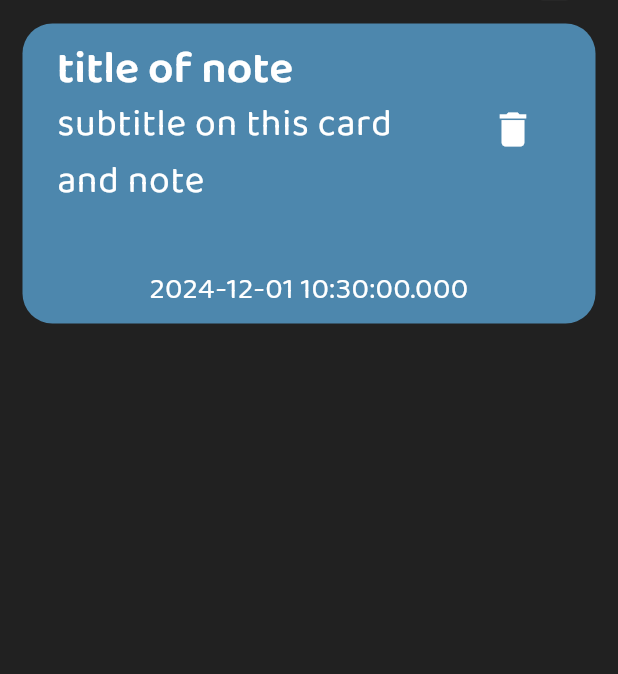
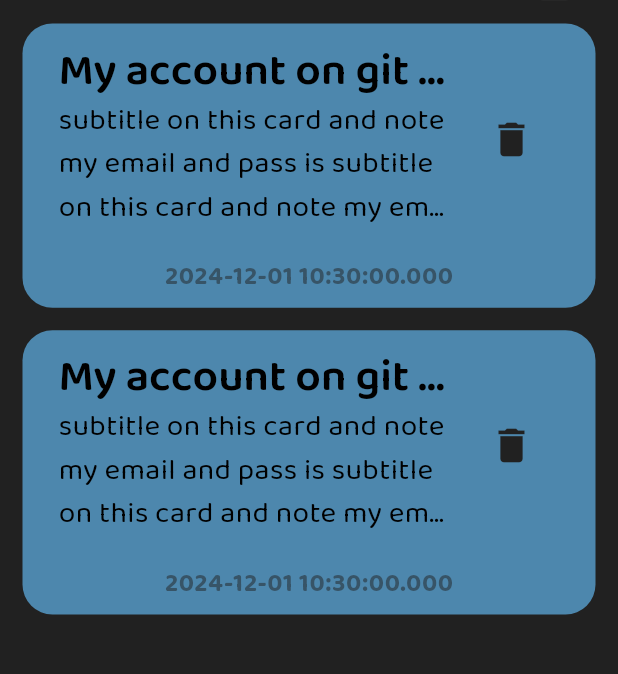
Before and after one commit to Zakarya-Jawish/dawwen, a Flutter app: the screen it shows after launch, in the side drawer, after a tap on the "delete" icon, on a phone screen of 412 x 824 dp, the part 83-757 px from its top. Run offline on Flutter 3.47's test engine with Material 3 defaults, Android fonts, the light colour scheme and no system bars; our stand-ins replace lottie.

Commit message:
finish note card and some refactor

```diff
--- a/lib/extensions/context_ex.dart
+++ b/lib/extensions/context_ex.dart
@@ -2,4 +2,6 @@
 
 extension MyContext on BuildContext {
   TextTheme get textTheme => Theme.of(this).textTheme;
+  double get height => MediaQuery.sizeOf(this).height;
+  double get width => MediaQuery.sizeOf(this).width;
 }
--- a/lib/helper/constants.dart
+++ b/lib/helper/constants.dart
@@ -1,3 +1,4 @@
 import 'package:flutter/material.dart';
 
-Color kPrimayColor = const Color.fromARGB(255, 77, 135, 173);
+Color kPrimaryColor = const Color.fromARGB(255, 77, 135, 173);
+Color kPrimaryBlack = Colors.grey.shade900;
--- a/lib/themes/themes.dart
+++ b/lib/themes/themes.dart
@@ -3,7 +3,7 @@
 
 ThemeData lightMode = ThemeData(
   colorScheme: ColorScheme.light(
-    primary: kPrimayColor,
+    primary: kPrimaryColor,
   ),
   scaffoldBackgroundColor: Colors.white,
   appBarTheme: const AppBarTheme(
@@ -20,7 +20,7 @@
   floatingActionButtonTheme: floatingButtonTheme(),
   bottomNavigationBarTheme: BottomNavigationBarThemeData(
       type: BottomNavigationBarType.fixed,
-      selectedItemColor: kPrimayColor,
+      selectedItemColor: kPrimaryColor,
       unselectedItemColor: Colors.grey,
       elevation: 20,
       backgroundColor: Colors.white),
@@ -32,7 +32,7 @@
   ),
   scaffoldBackgroundColor: Colors.grey.shade900,
   colorScheme: ColorScheme.dark(
-    primary: kPrimayColor,
+    primary: kPrimaryColor,
   ),
   appBarTheme: AppBarTheme(
     titleSpacing: 20,
@@ -48,7 +48,7 @@
   floatingActionButtonTheme: floatingButtonTheme(),
   bottomNavigationBarTheme: BottomNavigationBarThemeData(
     type: BottomNavigationBarType.fixed,
-    selectedItemColor: kPrimayColor,
+    selectedItemColor: kPrimaryColor,
     unselectedItemColor: Colors.grey,
     elevation: 20,
     backgroundColor: Colors.grey.shade900,
@@ -58,13 +58,13 @@
 
 FloatingActionButtonThemeData floatingButtonTheme() {
   return FloatingActionButtonThemeData(
-    backgroundColor: kPrimayColor,
+    backgroundColor: kPrimaryColor,
   );
 }
 
 TextTheme textTheme() {
-  return const TextTheme(
-    displayLarge: TextStyle(
+  return TextTheme(
+    displayLarge: const TextStyle(
       fontFamily: 'BalooBhaijaan2',
       fontSize: 40,
       fontWeight: FontWeight.bold,
@@ -73,25 +73,30 @@
       fontFamily: 'BalooBhaijaan2',
       fontSize: 30,
       fontWeight: FontWeight.w600,
+      color: kPrimaryBlack,
     ),
     displaySmall: TextStyle(
       fontFamily: 'BalooBhaijaan2',
       fontSize: 22,
       fontWeight: FontWeight.w600,
+      color: kPrimaryBlack,
     ),
     bodyLarge: TextStyle(
       fontFamily: 'BalooBhaijaan2',
       fontSize: 25,
+      color: kPrimaryBlack,
     ),
     bodyMedium: TextStyle(
       fontFamily: 'BalooBhaijaan2',
       fontSize: 20,
       fontWeight: FontWeight.normal,
+      color: kPrimaryBlack,
     ),
     bodySmall: TextStyle(
       fontFamily: 'BalooBhaijaan2',
-      fontSize: 15,
-      fontWeight: FontWeight.normal,
+      fontSize: 17,
+      fontWeight: FontWeight.bold,
+      color: kPrimaryBlack.withOpacity(.5),
     ),
   );
 }
--- a/lib/views/home_view.dart
+++ b/lib/views/home_view.dart
@@ -17,6 +17,7 @@
         child: ListView(
           children: const [
             NoteCard(),
+            NoteCard(),
           ],
         ),
       ),
--- a/lib/views/splash_view.dart
+++ b/lib/views/splash_view.dart
@@ -26,7 +26,7 @@
   @override
   Widget build(BuildContext context) {
     return Scaffold(
-      backgroundColor: kPrimayColor,
+      backgroundColor: kPrimaryColor,
       body: Center(
         child: Column(
           mainAxisAlignment: MainAxisAlignment.center,
--- a/lib/widgets/note_card.dart
+++ b/lib/widgets/note_card.dart
@@ -9,33 +9,45 @@
   @override
   Widget build(BuildContext context) {
     return Container(
-      height: 200,
+      height: context.height * 0.23,
       width: double.infinity,
-      padding: const EdgeInsets.all(7),
+      padding: const EdgeInsets.all(8),
+      margin: const EdgeInsets.only(bottom: 15),
       decoration: BoxDecoration(
-        color: kPrimayColor,
+        color: kPrimaryColor,
         borderRadius: BorderRadius.circular(20),
       ),
       child: Column(
         children: [
           ListTile(
             title: Text(
-              'title of note',
-              style: context.textTheme.displayMedium,
+              'My account on git hub',
+              overflow: TextOverflow.ellipsis,
+              style: context.textTheme.displayMedium!
+                  .copyWith(color: Colors.black),
+              maxLines: 1,
             ),
             subtitle: Text(
-              'subtitle on this card and note',
-              style: context.textTheme.bodyLarge,
+              'subtitle on this card and note my email and pass is subtitle on this card and note my email and pass is',
+              maxLines: 3,
+              overflow: TextOverflow.ellipsis,
+              style:
+                  context.textTheme.bodyMedium!.copyWith(color: Colors.black),
             ),
             trailing: IconButton(
-                onPressed: () {},
-                icon: const Icon(
-                  Icons.delete,
-                  size: 30,
-                )),
+              icon: Icon(
+                Icons.delete,
+                size: 30,
+                color: kPrimaryBlack,
+              ),
+              onPressed: () {},
+            ),
           ),
           const Spacer(),
-          Text(DateTime.now().toString()),
+          Text(
+            DateTime.now().toString(),
+            style: context.textTheme.bodySmall,
+          ),
         ],
       ),
     );
```
